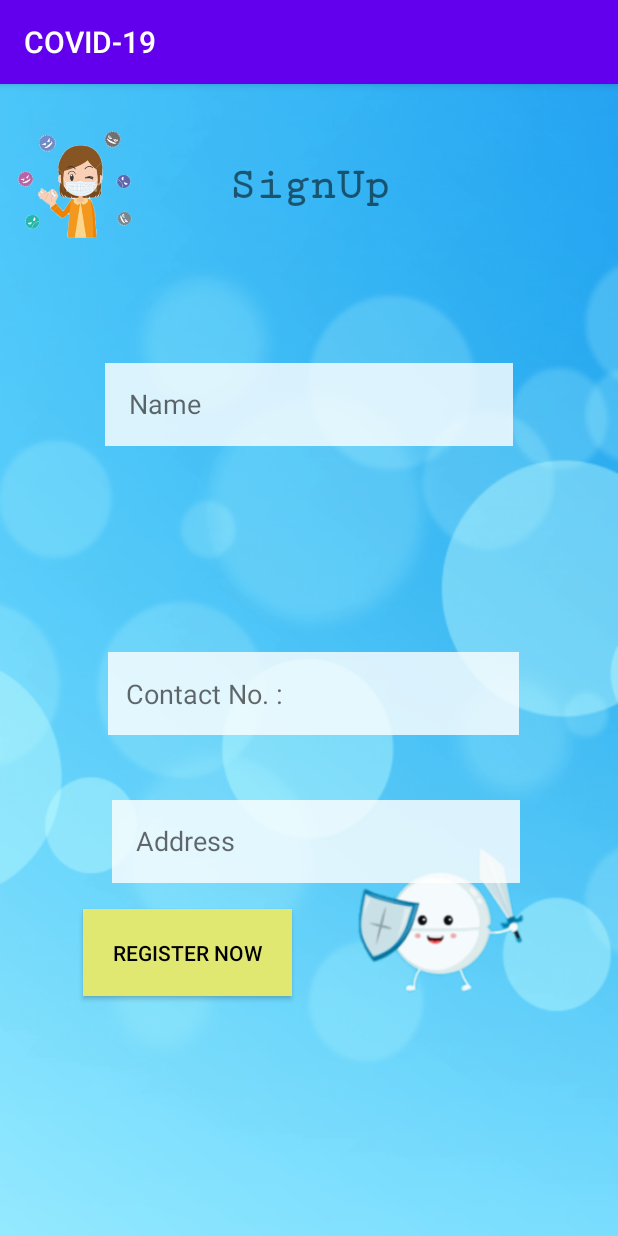
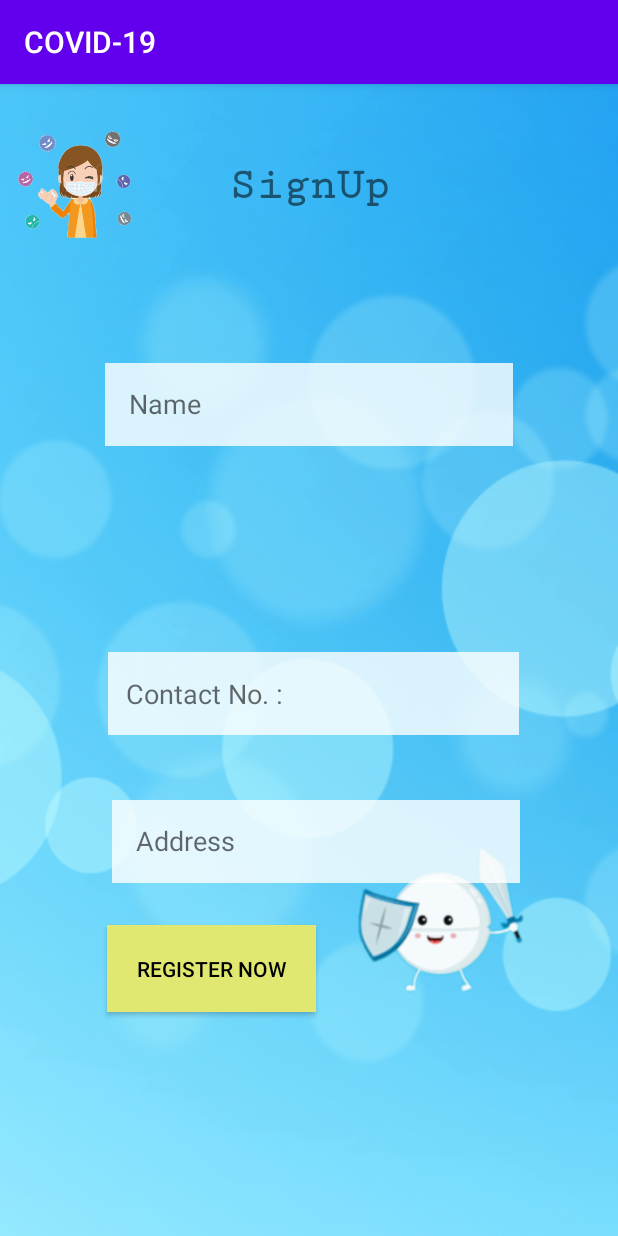
Before and after one commit to apurvchandel/COVID-19, an Android app: the UserSignUp screen opened directly, with no data from a screen before it, on a phone screen of 412 x 824 dp. Run offline under Robolectric (Android 15) with nearby library versions, the phone set to English and light mode, and no system bars; Roboto replaces fonts that are not available here.

Commit message:
main activity

```diff
--- a/app/src/main/res/layout/activity_user_sign_up.xml
+++ b/app/src/main/res/layout/activity_user_sign_up.xml
@@ -45,10 +45,10 @@
         android:textColor="#000000"
         app:layout_constraintBottom_toBottomOf="parent"
         app:layout_constraintEnd_toEndOf="parent"
-        app:layout_constraintHorizontal_bias="0.203"
+        app:layout_constraintHorizontal_bias="0.262"
         app:layout_constraintStart_toStartOf="parent"
         app:layout_constraintTop_toBottomOf="@+id/contactNoEditText"
-        app:layout_constraintVertical_bias="0.0" />
+        app:layout_constraintVertical_bias="0.067" />
 
     <EditText
         android:id="@+id/nameEditText"
```
